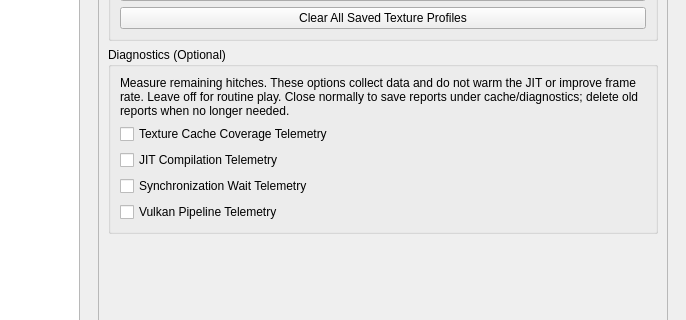
Before: the Qt Designer form vita3k/gui-qt/src/settings_dialog.ui in zipkindev/Vita3K, drawn with Qt 5; both pictures show x 94 to 780 and y 430 to 750 of the 780 by 912 pixel window.
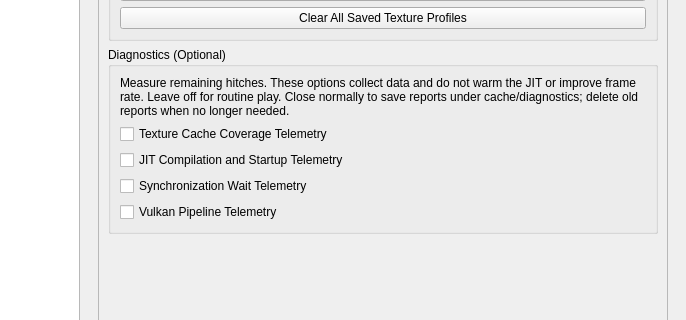
After: the same form once the commit is applied. The open tabs and pages were chosen to show the change.

Commit message: Observe bounded JIT startup and fast-memory map growth

What changed in the file:
```diff
--- a/vita3k/gui-qt/src/settings_dialog.ui
+++ b/vita3k/gui-qt/src/settings_dialog.ui
@@ -1275,7 +1275,7 @@
                 <item>
                  <widget class="QCheckBox" name="jit_compile_telemetry">
                   <property name="text">
-                   <string>JIT Compilation Telemetry</string>
+                   <string>JIT Compilation and Startup Telemetry</string>
                   </property>
                   <property name="toolTip">
                    <string>Records main-thread compile misses, rolling detail and bounded session summaries on x64. Diagnostic only; does not precompile or execute guest code. Close normally to save reports.</string>
```
Left out of the diff: 2 changed lines with no effect on the pictures. The commit also changes 16 other files.
